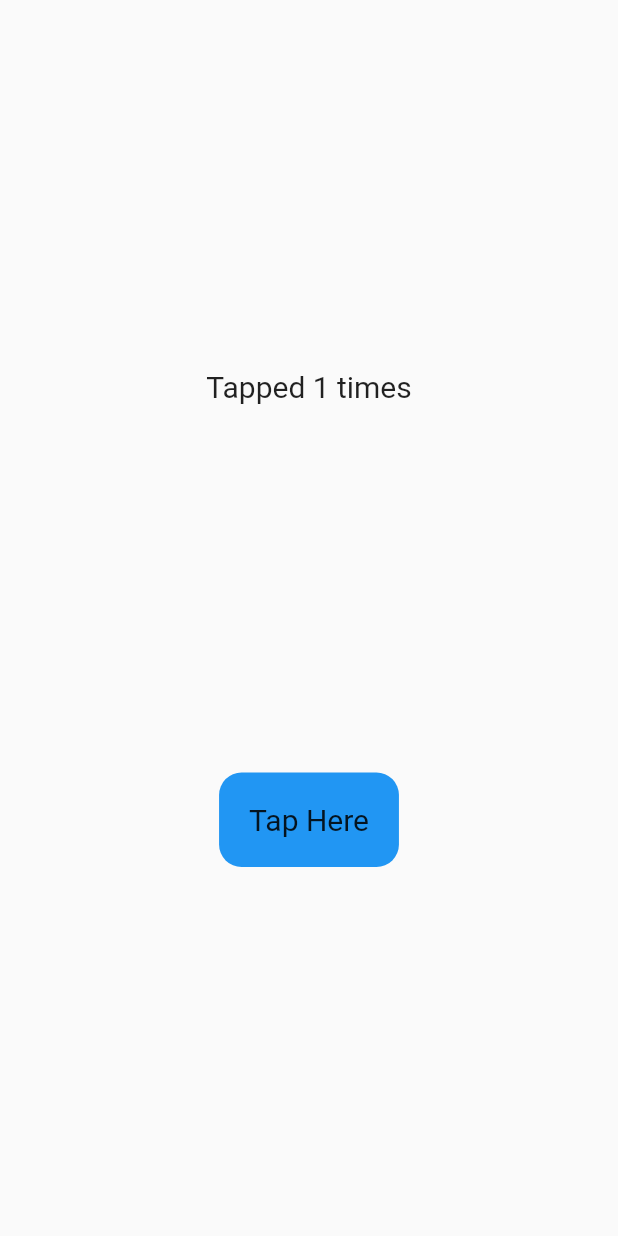
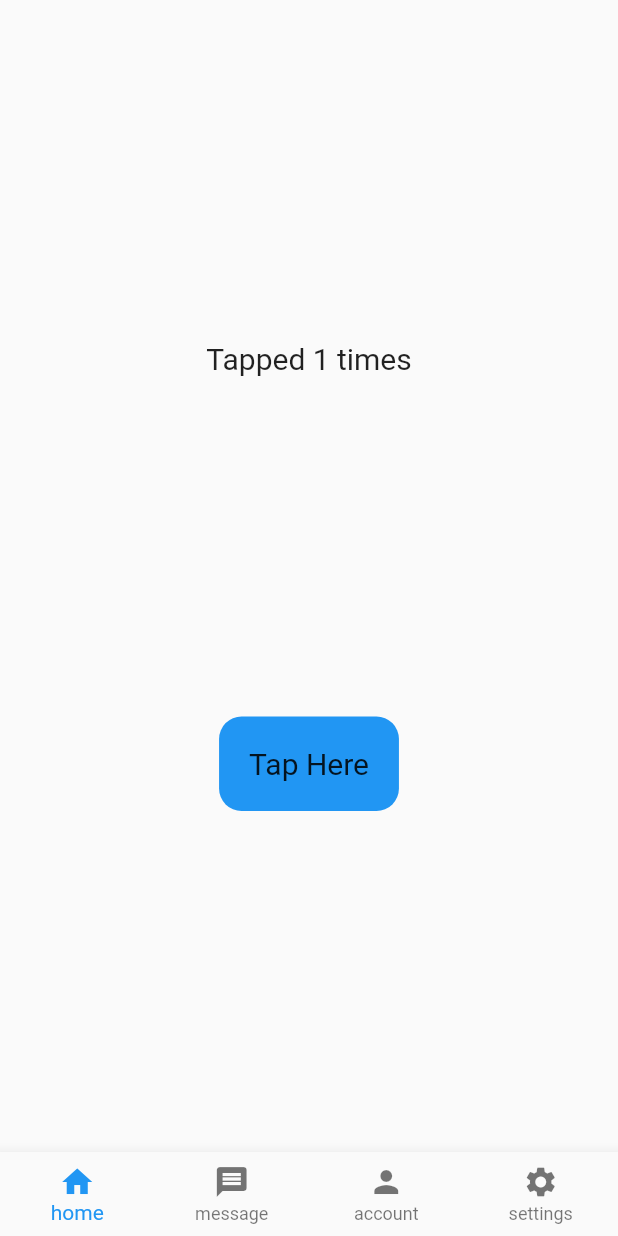
Before and after one commit to Dushani-Ranasinghe/my_first_flutter_app, a Flutter app: the screen it shows after launch, after a tap on "Tap Here", on a phone screen of 412 x 824 dp. Run offline on Flutter 3.47's test engine with Material 2 defaults, Android fonts, the phone set to English and light mode, and no system bars.

Commit message:
Created bottom nav

```diff
--- a/lib/main.dart
+++ b/lib/main.dart
@@ -28,9 +28,18 @@ class _HomePageState extends State<HomePage> {
   //variable
   int number = 0;
   //method
-  void increaseNum(){
+  void increaseNum() {
     setState(() {
       number++;
+    });
+  }
+
+  // bottom navigation bar
+  int _selectedNavIndex = 0;
+
+  void _setBottomNav(int index){
+    setState(() {
+      _selectedNavIndex = index ;
     });
   }
 
@@ -62,7 +71,18 @@ class _HomePageState extends State<HomePage> {
             ),
           ],
         ),
-    ));
+      ),
+      bottomNavigationBar:
+          BottomNavigationBar(
+            currentIndex: _selectedNavIndex,
+            onTap: _setBottomNav,
+            type: BottomNavigationBarType.fixed, items: [
+        BottomNavigationBarItem(icon: Icon(Icons.home), label: "home"),
+        BottomNavigationBarItem(icon: Icon(Icons.message), label: "message"),
+        BottomNavigationBarItem(icon: Icon(Icons.person), label: "account"),
+        BottomNavigationBarItem(icon: Icon(Icons.settings), label: "settings")
+      ]),
+    );
   }
 }
 
```
Lines whose indentation alone changed are shown as unchanged.
